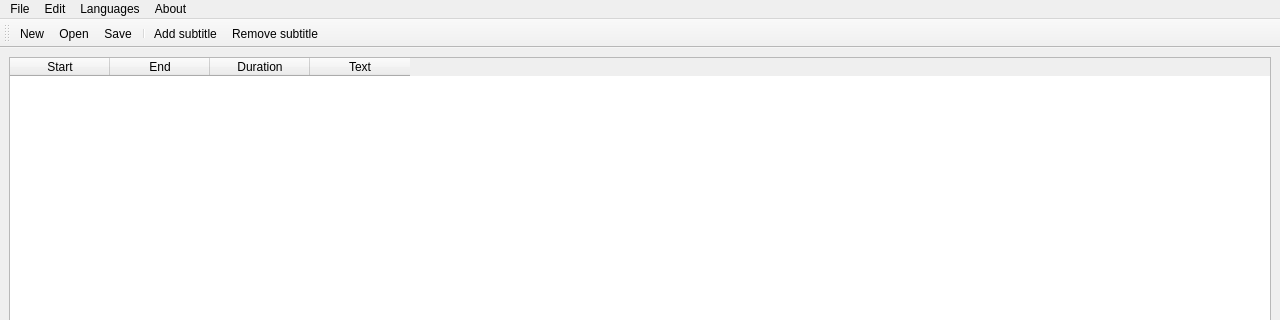
First picture: the form in ui/main_window.ui, repository TruongHaiDang/SRT-Editor, before the edit; both pictures show x 0 to 1280 and y 0 to 320 of the 1280 by 800 pixel window.
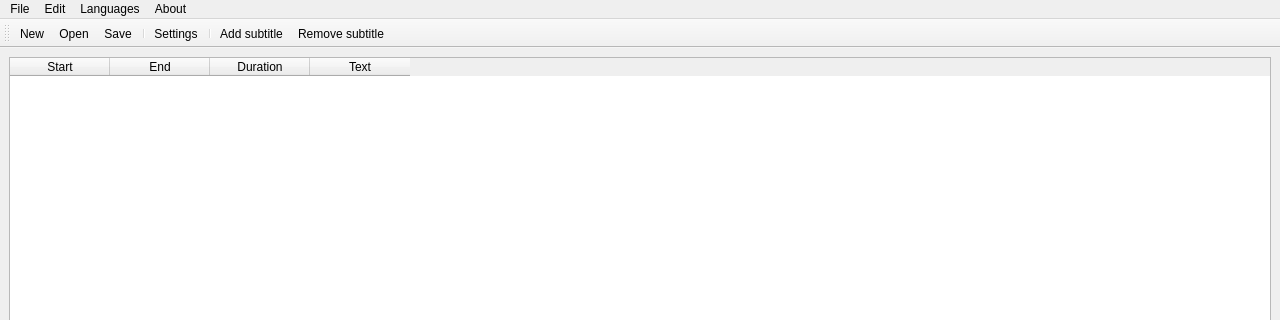
Second picture: the form after the edit. Icons and pictures are not drawn.

Commit message:
feat: add settings and translation functionality
Introduces a new settings window to manage user preferences.
Implements a settings class for persistent configuration storage.
Adds a translation class framework for future language support.
Incorporates settings link in the main window to improve UX.

These changes enhance application customization and lay the groundwork
for future localization efforts, improving overall user experience.

The edit to the form file:
```diff
--- a/ui/main_window.ui
+++ b/ui/main_window.ui
@@ -105,6 +105,8 @@
    <addaction name="actionOpen"/>
    <addaction name="actionSave"/>
    <addaction name="separator"/>
+   <addaction name="actionSettings"/>
+   <addaction name="separator"/>
    <addaction name="actionAdd_subtitle"/>
    <addaction name="actionRemove_subtitle"/>
   </widget>
@@ -195,6 +197,15 @@
     <string>Remove subtitle</string>
    </property>
   </action>
+  <action name="actionSettings">
+   <property name="icon">
+    <iconset resource="app_qrc.qrc">
+     <normaloff>:/menu/assets/settings.svg</normaloff>:/menu/assets/settings.svg</iconset>
+   </property>
+   <property name="text">
+    <string>Settings</string>
+   </property>
+  </action>
  </widget>
  <resources>
   <include location="app_qrc.qrc"/>
```
Left out of the diff: 4 changed lines with no effect on the pictures. The commit also changes 12 other files.
